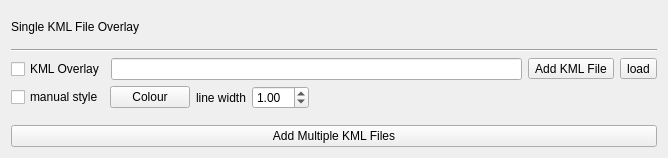
Above: mslib/msui/ui/ui_kmloverlay_dockwidget.ui from Open-MSS/MSS before the change. Below: the same form after it.
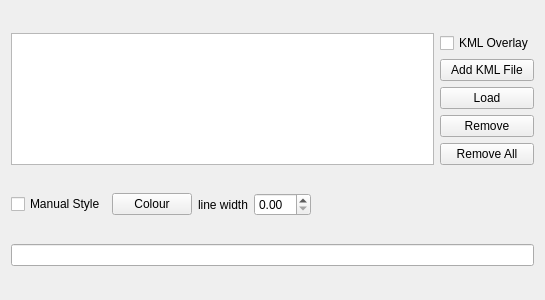
That is the form after the change.

Commit message: Added logic for Modified KML UI

```diff
--- a/mslib/msui/ui/ui_kmloverlay_dockwidget.ui
+++ b/mslib/msui/ui/ui_kmloverlay_dockwidget.ui
@@ -6,31 +6,33 @@
    <rect>
     <x>0</x>
     <y>0</y>
-    <width>668</width>
-    <height>158</height>
+    <width>545</width>
+    <height>300</height>
    </rect>
   </property>
   <property name="windowTitle">
    <string>KML Overlay</string>
   </property>
+  <layout class="QVBoxLayout" name="verticalLayout_2">
+   <item>
+    <layout class="QHBoxLayout" name="horizontalLayout_3">
+     <item>
+      <layout class="QHBoxLayout" name="horizontalLayout">
+       <item>
+        <widget class="QListWidget" name="listWidget">
+         <property name="sizePolicy">
+          <sizepolicy hsizetype="Expanding" vsizetype="Ignored">
+           <horstretch>0</horstretch>
+           <verstretch>0</verstretch>
+          </sizepolicy>
+         </property>
+        </widget>
+       </item>
+      </layout>
+     </item>
+     <item>
   <layout class="QVBoxLayout" name="verticalLayout">
    <item>
-    <widget class="QLabel" name="label_3">
-     <property name="text">
-      <string>Single KML File Overlay</string>
-     </property>
-    </widget>
-   </item>
-   <item>
-    <widget class="Line" name="line_2">
-     <property name="orientation">
-      <enum>Qt::Horizontal</enum>
-     </property>
-    </widget>
-   </item>
-   <item>
-    <layout class="QHBoxLayout" name="horizontalLayout_5">
-     <item>
       <widget class="QCheckBox" name="cbOverlay">
        <property name="toolTip">
         <string>Hide/unhide loaded KML overlay.</string>
@@ -41,39 +43,46 @@
       </widget>
      </item>
      <item>
-      <widget class="QLineEdit" name="leFile"/>
-     </item>
-     <item>
-      <widget class="QToolButton" name="btSelectFile">
-       <property name="toolTip">
-        <string>Specify KML file using a file dialog.</string>
-       </property>
+        <widget class="QPushButton" name="btSelectFile">
        <property name="text">
         <string>Add KML File</string>
        </property>
       </widget>
      </item>
      <item>
-      <widget class="QToolButton" name="btLoadFile">
-       <property name="toolTip">
-        <string>Load specified KML file.</string>
-       </property>
+        <widget class="QPushButton" name="btLoadFile">
+         <property name="text">
+          <string>Load</string>
+         </property>
+        </widget>
+       </item>
+       <item>
+        <widget class="QPushButton" name="pushButton_remove">
        <property name="text">
-        <string>load</string>
+          <string>Remove</string>
        </property>
       </widget>
      </item>
-    </layout>
-   </item>
+       <item>
+        <widget class="QPushButton" name="pushButton_remove_all">
+         <property name="text">
+          <string>Remove All</string>
+         </property>
+        </widget>
+       </item>
+      </layout>
+     </item>
+    </layout>
+   </item>
    <item>
-    <layout class="QHBoxLayout" name="horizontalLayout_7">
+    <layout class="QHBoxLayout" name="horizontalLayout_2">
      <item>
       <widget class="QCheckBox" name="cbManualStyle">
        <property name="toolTip">
         <string>Overwrite styles of KML document with colour/linewidth specified to the right.</string>
        </property>
        <property name="text">
-        <string>manual style</string>
+        <string>Manual Style</string>
        </property>
       </widget>
      </item>
@@ -98,14 +107,7 @@
       </widget>
      </item>
      <item>
-      <widget class="QDoubleSpinBox" name="dsbLineWidth">
-       <property name="singleStep">
-        <double>0.500000000000000</double>
-       </property>
-       <property name="value">
-        <double>1.000000000000000</double>
-       </property>
-      </widget>
+      <widget class="QDoubleSpinBox" name="dsbLineWidth"/>
      </item>
      <item>
       <spacer name="horizontalSpacer">
@@ -123,27 +125,7 @@
     </layout>
    </item>
    <item>
-    <spacer name="verticalSpacer">
-     <property name="orientation">
-      <enum>Qt::Vertical</enum>
-     </property>
-     <property name="sizeType">
-      <enum>QSizePolicy::Fixed</enum>
-     </property>
-     <property name="sizeHint" stdset="0">
-      <size>
-       <width>20</width>
-       <height>10</height>
-      </size>
-     </property>
-    </spacer>
-   </item>
-   <item>
-    <widget class="QPushButton" name="btLoadMultipleKMLDialog">
-     <property name="text">
-      <string>Add Multiple KML Files</string>
-     </property>
-    </widget>
+    <widget class="QLineEdit" name="leFile"/>
    </item>
   </layout>
  </widget>
```
Left out of the diff: 12 changed lines with no effect on the pictures. Lines whose indentation alone changed are shown as unchanged. The commit also changes 2 other files.
